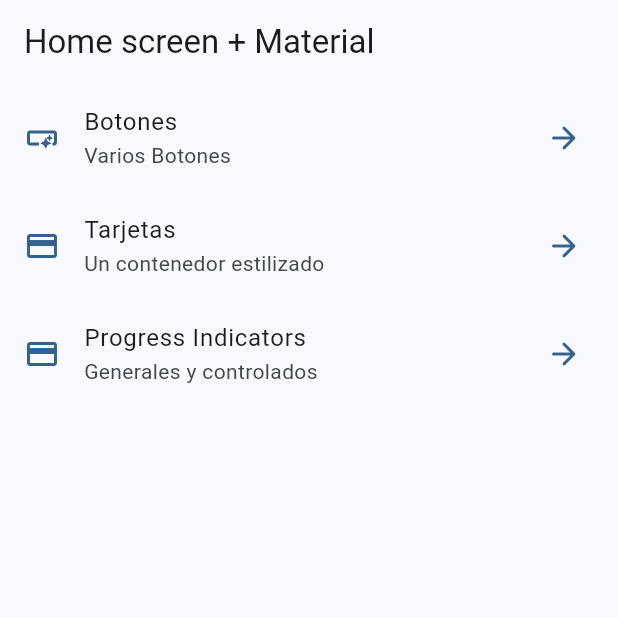
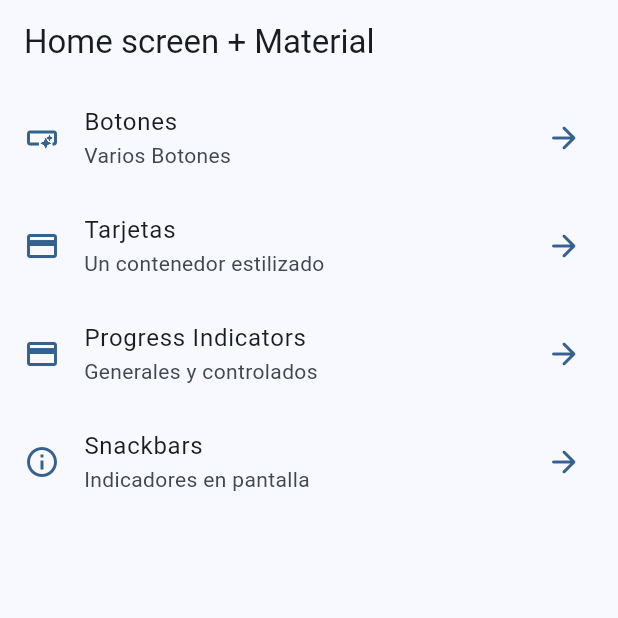
Before and after one commit to apoj2/flutter-widgets-app, a Flutter app: the screen it shows after launch, on a phone screen of 412 x 824 dp, the top half of it. Run offline on Flutter 3.47's test engine with Material 3 defaults, Android fonts, the phone set to English and light mode, and no system bars; our stand-ins replace go_router; missing offline and left inert: dart:ffi.

Commit message:
snacks bars creado

```diff
--- a/lib/config/menu/menu_items.dart
+++ b/lib/config/menu/menu_items.dart
@@ -29,5 +29,10 @@ const appMenuItems = <MenuItem>[
       title: 'Progress Indicators',
       subtitle: 'Generales y controlados',
       link: '/progress',
-      icon: Icons.credit_card)
+      icon: Icons.credit_card),
+  MenuItem(
+      title: 'Snackbars',
+      subtitle: 'Indicadores en pantalla',
+      link: '/snackbars',
+      icon: Icons.info_outline)
 ];
--- a/lib/config/router/app_router.dart
+++ b/lib/config/router/app_router.dart
@@ -24,5 +24,10 @@ final appRouter = GoRouter(initialLocation: '/', routes: [
     path: '/progress',
     name: ProgressScreen.name,
     builder: (context, state) => const ProgressScreen(),
+  ),
+   GoRoute(
+    path: '/snackbars',
+    name: SnackbarScreen.name,
+    builder: (context, state) => const SnackbarScreen(),
   )
 ]);
--- a/lib/main.dart
+++ b/lib/main.dart
@@ -15,9 +15,9 @@ class MainApp extends StatelessWidget {
   @override
   Widget build(BuildContext context) {
     return MaterialApp.router(
-      routerConfig: appRouter,
-      debugShowCheckedModeBanner: false,
-      theme: AppTheme(selectedColor: 0).getTheme()
-    );
+        title: 'Aplicacion Widgets',
+        routerConfig: appRouter,
+        debugShowCheckedModeBanner: false,
+        theme: AppTheme(selectedColor: 0).getTheme());
   }
 }
--- a/lib/presentation/screens/progress/progress_screen.dart
+++ b/lib/presentation/screens/progress/progress_screen.dart
@@ -11,15 +11,13 @@ class ProgressScreen extends StatelessWidget {
       appBar: AppBar(
         title: const Text('Progress'),
       ),
-      body: _ProgressView(),
+      body: const _ProgressView(),
     );
   }
 }
 
 class _ProgressView extends StatelessWidget {
-  const _ProgressView({
-    super.key,
-  });
+  const _ProgressView();
 
   @override
   Widget build(BuildContext context) {
```
Also changed, not shown: lib/presentation/screens/snackbar/snackbar_screen.dart (+57 -2 lines).
